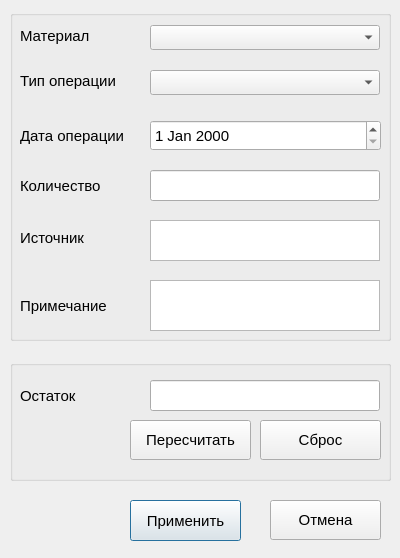
First picture: the form in Gui/editinstrumentsdialog.ui, repository DenisArger/git_well, before the edit.
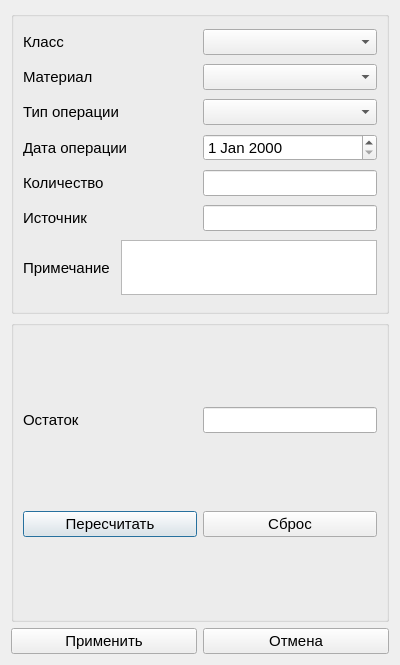
Second picture: the form after the edit.

Patch:
```diff
--- a/Gui/editinstrumentsdialog.ui
+++ b/Gui/editinstrumentsdialog.ui
@@ -7,7 +7,7 @@
     <x>0</x>
     <y>0</y>
     <width>400</width>
-    <height>558</height>
+    <height>665</height>
    </rect>
   </property>
   <property name="font">
@@ -18,62 +18,22 @@
   <property name="windowTitle">
    <string>Изменение остатка</string>
   </property>
-  <widget class="QPushButton" name="applyButton">
-   <property name="geometry">
-    <rect>
-     <x>130</x>
-     <y>500</y>
-     <width>111</width>
-     <height>41</height>
-    </rect>
-   </property>
-   <property name="font">
-    <font>
-     <pointsize>11</pointsize>
-    </font>
-   </property>
-   <property name="text">
-    <string>Применить</string>
-   </property>
-  </widget>
-  <widget class="QPushButton" name="cancelButton">
-   <property name="geometry">
-    <rect>
-     <x>270</x>
-     <y>500</y>
-     <width>111</width>
-     <height>40</height>
-    </rect>
-   </property>
-   <property name="font">
-    <font>
-     <pointsize>11</pointsize>
-    </font>
-   </property>
-   <property name="text">
-    <string>Отмена</string>
-   </property>
-  </widget>
+  <layout class="QVBoxLayout" name="verticalLayout_3">
+   <item>
   <widget class="QGroupBox" name="groupBox">
-   <property name="geometry">
-    <rect>
-     <x>10</x>
-     <y>10</y>
-     <width>381</width>
-     <height>331</height>
-    </rect>
-   </property>
    <property name="title">
     <string/>
    </property>
-   <widget class="QLabel" name="noteLabel">
-    <property name="geometry">
-     <rect>
-      <x>10</x>
-      <y>280</y>
-      <width>111</width>
-      <height>31</height>
-     </rect>
+     <layout class="QVBoxLayout" name="verticalLayout">
+      <item>
+       <layout class="QHBoxLayout" name="horizontalLayout">
+        <item>
+         <widget class="QLabel" name="typeInstrLabel_2">
+          <property name="minimumSize">
+           <size>
+            <width>120</width>
+            <height>0</height>
+           </size>
     </property>
     <property name="font">
      <font>
@@ -81,27 +41,63 @@
      </font>
     </property>
     <property name="text">
-     <string>Примечание</string>
-    </property>
-   </widget>
-   <widget class="QTextEdit" name="sourceTextEdit">
-    <property name="geometry">
-     <rect>
-      <x>140</x>
-      <y>210</y>
-      <width>230</width>
-      <height>41</height>
-     </rect>
-    </property>
-   </widget>
+           <string>Класс</string>
+          </property>
+         </widget>
+        </item>
+        <item>
+         <widget class="QComboBox" name="classInstrCombo">
+          <property name="minimumSize">
+           <size>
+            <width>120</width>
+            <height>0</height>
+           </size>
+          </property>
+         </widget>
+        </item>
+       </layout>
+      </item>
+      <item>
+       <layout class="QHBoxLayout" name="horizontalLayout_2">
+        <item>
+         <widget class="QLabel" name="typeInstrLabel">
+          <property name="minimumSize">
+           <size>
+            <width>120</width>
+            <height>0</height>
+           </size>
+          </property>
+          <property name="font">
+           <font>
+            <pointsize>11</pointsize>
+           </font>
+          </property>
+          <property name="text">
+           <string>Материал</string>
+          </property>
+         </widget>
+        </item>
+        <item>
+         <widget class="QComboBox" name="typeInstrCombo">
+          <property name="minimumSize">
+           <size>
+            <width>120</width>
+            <height>0</height>
+           </size>
+          </property>
+         </widget>
+        </item>
+       </layout>
+      </item>
+      <item>
+       <layout class="QHBoxLayout" name="horizontalLayout_3">
+        <item>
    <widget class="QLabel" name="typeOperLabel">
-    <property name="geometry">
-     <rect>
-      <x>10</x>
-      <y>55</y>
-      <width>121</width>
-      <height>31</height>
-     </rect>
+          <property name="minimumSize">
+           <size>
+            <width>120</width>
+            <height>0</height>
+           </size>
     </property>
     <property name="font">
      <font>
@@ -112,168 +108,195 @@
      <string>Тип операции</string>
     </property>
    </widget>
+        </item>
+        <item>
    <widget class="QComboBox" name="typeOperCombo">
-    <property name="geometry">
-     <rect>
-      <x>140</x>
-      <y>60</y>
-      <width>230</width>
-      <height>25</height>
-     </rect>
-    </property>
-   </widget>
-   <widget class="QLabel" name="sourceLabel">
-    <property name="geometry">
-     <rect>
-      <x>10</x>
-      <y>220</y>
-      <width>111</width>
-      <height>16</height>
-     </rect>
-    </property>
-    <property name="font">
-     <font>
-      <pointsize>11</pointsize>
-     </font>
-    </property>
-    <property name="text">
-     <string>Источник</string>
-    </property>
-   </widget>
-   <widget class="QTextEdit" name="noteTextEdit">
-    <property name="geometry">
-     <rect>
-      <x>140</x>
-      <y>270</y>
-      <width>230</width>
-      <height>51</height>
-     </rect>
-    </property>
-    <property name="font">
-     <font>
-      <pointsize>11</pointsize>
-     </font>
-    </property>
-   </widget>
-   <widget class="QLineEdit" name="countInstrEdit">
-    <property name="geometry">
-     <rect>
-      <x>140</x>
-      <y>160</y>
-      <width>230</width>
-      <height>31</height>
-     </rect>
-    </property>
-   </widget>
-   <widget class="QLabel" name="countInstrLabel">
-    <property name="geometry">
-     <rect>
-      <x>10</x>
-      <y>160</y>
-      <width>111</width>
-      <height>31</height>
-     </rect>
-    </property>
-    <property name="text">
-     <string>Количество</string>
-    </property>
-   </widget>
-   <widget class="QComboBox" name="typeInstrCombo">
-    <property name="geometry">
-     <rect>
-      <x>140</x>
-      <y>15</y>
-      <width>230</width>
-      <height>25</height>
-     </rect>
-    </property>
-   </widget>
-   <widget class="QLabel" name="typeInstrLabel">
-    <property name="geometry">
-     <rect>
-      <x>10</x>
-      <y>10</y>
-      <width>121</width>
-      <height>31</height>
-     </rect>
-    </property>
-    <property name="font">
-     <font>
-      <pointsize>11</pointsize>
-     </font>
-    </property>
-    <property name="text">
-     <string>Материал</string>
-    </property>
-   </widget>
+          <property name="minimumSize">
+           <size>
+            <width>120</width>
+            <height>0</height>
+           </size>
+          </property>
+         </widget>
+        </item>
+       </layout>
+      </item>
+      <item>
+       <layout class="QHBoxLayout" name="horizontalLayout_4">
+        <item>
    <widget class="QLabel" name="dateLabel">
-    <property name="geometry">
-     <rect>
-      <x>10</x>
-      <y>110</y>
-      <width>121</width>
-      <height>31</height>
-     </rect>
+          <property name="minimumSize">
+           <size>
+            <width>115</width>
+            <height>0</height>
+           </size>
     </property>
     <property name="text">
      <string>Дата операции</string>
     </property>
    </widget>
+        </item>
+        <item>
    <widget class="QDateEdit" name="dateEdit">
-    <property name="geometry">
-     <rect>
-      <x>140</x>
-      <y>110</y>
-      <width>231</width>
-      <height>31</height>
-     </rect>
-    </property>
-   </widget>
-  </widget>
+          <property name="minimumSize">
+           <size>
+            <width>120</width>
+            <height>0</height>
+           </size>
+          </property>
+         </widget>
+        </item>
+       </layout>
+      </item>
+      <item>
+       <layout class="QHBoxLayout" name="horizontalLayout_5">
+        <item>
+         <widget class="QLabel" name="countInstrLabel">
+          <property name="minimumSize">
+           <size>
+            <width>115</width>
+            <height>0</height>
+           </size>
+          </property>
+          <property name="text">
+           <string>Количество</string>
+          </property>
+         </widget>
+        </item>
+        <item>
+         <widget class="QLineEdit" name="countInstrEdit">
+          <property name="sizePolicy">
+           <sizepolicy hsizetype="Minimum" vsizetype="Fixed">
+            <horstretch>0</horstretch>
+            <verstretch>0</verstretch>
+           </sizepolicy>
+          </property>
+          <property name="minimumSize">
+           <size>
+            <width>120</width>
+            <height>0</height>
+           </size>
+          </property>
+         </widget>
+        </item>
+       </layout>
+      </item>
+      <item>
+       <layout class="QHBoxLayout" name="horizontalLayout_6">
+        <item>
+         <widget class="QLabel" name="countInstrLabel_2">
+          <property name="minimumSize">
+           <size>
+            <width>115</width>
+            <height>0</height>
+           </size>
+          </property>
+          <property name="text">
+           <string>Источник</string>
+          </property>
+         </widget>
+        </item>
+        <item>
+         <widget class="QLineEdit" name="sourseLineEdit">
+          <property name="sizePolicy">
+           <sizepolicy hsizetype="Minimum" vsizetype="Fixed">
+            <horstretch>0</horstretch>
+            <verstretch>0</verstretch>
+           </sizepolicy>
+          </property>
+          <property name="minimumSize">
+           <size>
+            <width>120</width>
+            <height>0</height>
+           </size>
+          </property>
+         </widget>
+        </item>
+       </layout>
+      </item>
+      <item>
+       <layout class="QHBoxLayout" name="horizontalLayout_7">
+        <item>
+         <widget class="QLabel" name="noteLabel">
+          <property name="maximumSize">
+           <size>
+            <width>16777215</width>
+            <height>55</height>
+           </size>
+          </property>
+          <property name="sizeIncrement">
+           <size>
+            <width>0</width>
+            <height>0</height>
+           </size>
+          </property>
+          <property name="font">
+           <font>
+            <pointsize>11</pointsize>
+           </font>
+          </property>
+          <property name="text">
+           <string>Примечание</string>
+          </property>
+         </widget>
+        </item>
+        <item>
+         <widget class="QTextEdit" name="noteTextEdit">
+          <property name="sizePolicy">
+           <sizepolicy hsizetype="Minimum" vsizetype="Fixed">
+            <horstretch>0</horstretch>
+            <verstretch>0</verstretch>
+           </sizepolicy>
+          </property>
+          <property name="maximumSize">
+           <size>
+            <width>16777215</width>
+            <height>55</height>
+           </size>
+          </property>
+          <property name="font">
+           <font>
+            <pointsize>11</pointsize>
+           </font>
+          </property>
+         </widget>
+        </item>
+       </layout>
+      </item>
+     </layout>
+    </widget>
+   </item>
+   <item>
   <widget class="QGroupBox" name="groupBox_2">
-   <property name="geometry">
-    <rect>
-     <x>10</x>
-     <y>360</y>
-     <width>381</width>
-     <height>121</height>
-    </rect>
-   </property>
    <property name="title">
     <string/>
    </property>
-   <widget class="QLineEdit" name="balanceLineEdit">
-    <property name="geometry">
-     <rect>
-      <x>140</x>
-      <y>20</y>
-      <width>230</width>
-      <height>31</height>
-     </rect>
-    </property>
-   </widget>
+     <layout class="QVBoxLayout" name="verticalLayout_2">
+      <item>
+       <layout class="QHBoxLayout" name="horizontalLayout_8">
+        <item>
    <widget class="QLabel" name="balanceLabel">
-    <property name="geometry">
-     <rect>
-      <x>10</x>
-      <y>20</y>
-      <width>111</width>
-      <height>31</height>
-     </rect>
-    </property>
     <property name="text">
      <string>Остаток</string>
     </property>
    </widget>
+        </item>
+        <item>
+         <widget class="QLineEdit" name="balanceLineEdit">
+          <property name="sizePolicy">
+           <sizepolicy hsizetype="Minimum" vsizetype="Fixed">
+            <horstretch>0</horstretch>
+            <verstretch>0</verstretch>
+           </sizepolicy>
+          </property>
+         </widget>
+        </item>
+       </layout>
+      </item>
+      <item>
+       <layout class="QHBoxLayout" name="horizontalLayout_9">
+        <item>
    <widget class="QPushButton" name="reCountButton">
-    <property name="geometry">
-     <rect>
-      <x>120</x>
-      <y>60</y>
-      <width>121</width>
-      <height>40</height>
-     </rect>
-    </property>
     <property name="font">
      <font>
       <pointsize>11</pointsize>
@@ -283,15 +306,9 @@
      <string>Пересчитать</string>
     </property>
    </widget>
+        </item>
+        <item>
    <widget class="QPushButton" name="resetButton">
-    <property name="geometry">
-     <rect>
-      <x>250</x>
-      <y>60</y>
-      <width>121</width>
-      <height>40</height>
-     </rect>
-    </property>
     <property name="font">
      <font>
       <pointsize>11</pointsize>
@@ -301,7 +318,41 @@
      <string>Сброс</string>
     </property>
    </widget>
-  </widget>
+        </item>
+       </layout>
+      </item>
+     </layout>
+    </widget>
+   </item>
+   <item>
+    <layout class="QHBoxLayout" name="horizontalLayout_10">
+     <item>
+      <widget class="QPushButton" name="applyButton">
+       <property name="font">
+        <font>
+         <pointsize>11</pointsize>
+        </font>
+       </property>
+       <property name="text">
+        <string>Применить</string>
+       </property>
+      </widget>
+     </item>
+     <item>
+      <widget class="QPushButton" name="cancelButton">
+       <property name="font">
+        <font>
+         <pointsize>11</pointsize>
+        </font>
+       </property>
+       <property name="text">
+        <string>Отмена</string>
+       </property>
+      </widget>
+     </item>
+    </layout>
+   </item>
+  </layout>
  </widget>
  <resources/>
  <connections/>
```
Left out of the diff: 3 changed lines with no effect on the pictures. Lines whose indentation alone changed are shown as unchanged.
